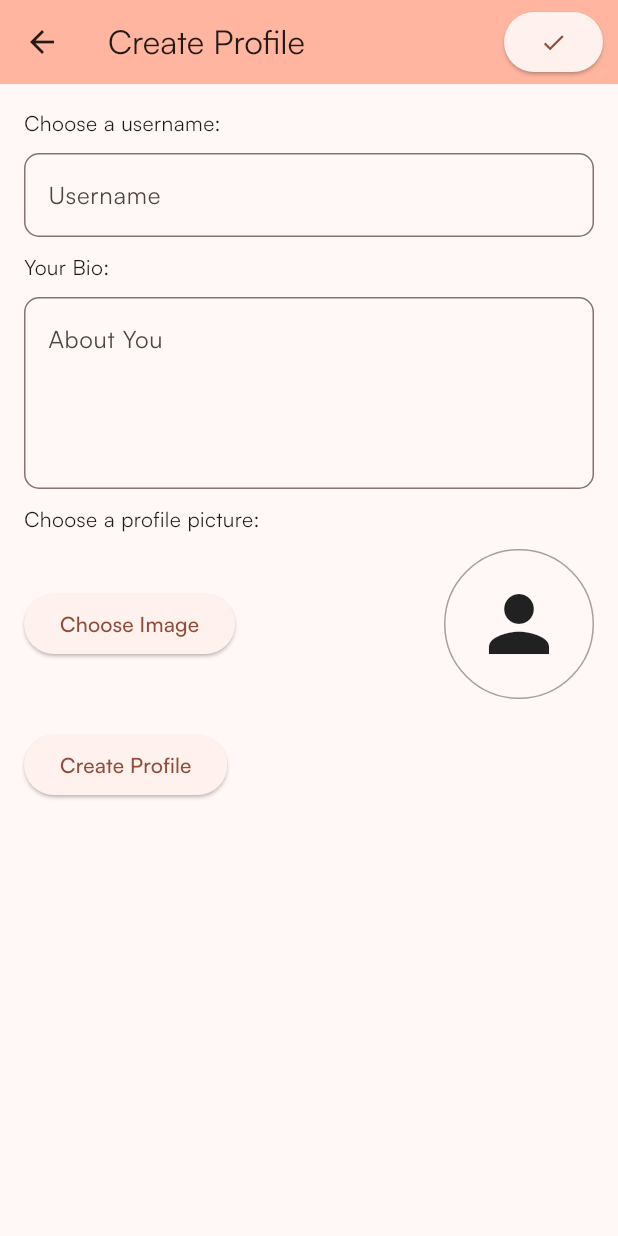
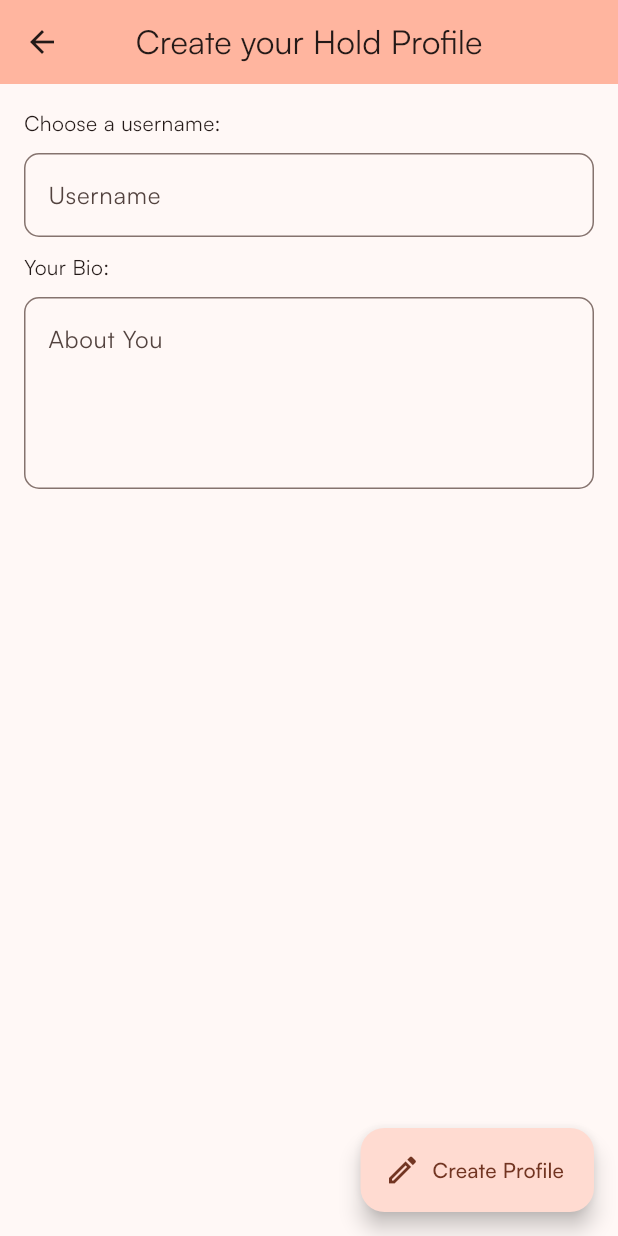
Before and after one commit to itcodehery/reddit_clone, a Flutter app: the ChooseProfile screen opened by its route, on a phone screen of 412 x 824 dp. Run offline on Flutter 3.47's test engine with Material 3 defaults, Android fonts, the phone set to English and light mode, and no system bars; our stand-ins replace cloud_firestore, firebase_auth, firebase_core, flutter_dotenv, image_picker, shared_preferences; missing offline and left inert: password_strength; accounts and stored records are empty; statements that could not run were skipped.

Commit message:
changed up a lot, cleaned up stuff

```diff
--- a/lib/components/hold_app_bar.dart
+++ b/lib/components/hold_app_bar.dart
@@ -1,5 +1,4 @@
 import 'package:flutter/material.dart';
-import 'package:reddit_clone/models/holduser.dart';
 import 'package:reddit_clone/pages/userprof/myprofile.dart';
 
 class HoldAppBar extends StatelessWidget {
@@ -29,7 +28,7 @@ class HoldAppBar extends StatelessWidget {
           icon: const Icon(Icons.account_circle_outlined),
           onPressed: () {
             Navigator.of(context).push(MaterialPageRoute(builder: (context) {
-              return Myprofile();
+              return const Myprofile();
             }));
           },
         ),
--- a/lib/local/shared_prefs_helper.dart
+++ b/lib/local/shared_prefs_user.dart
@@ -1,6 +1,6 @@
 import 'package:shared_preferences/shared_preferences.dart';
 
-class SharedPreferencesHelper {
+class SharedPreferencesUserHelper {
   static const String _kUsernameKey = 'username';
   static const String _kEmailKey = 'email';
   static const String _kHonorPointsKey = 'honorPoints';
--- a/lib/main.dart
+++ b/lib/main.dart
@@ -2,7 +2,7 @@ import 'package:firebase_core/firebase_core.dart';
 import 'package:flutter/material.dart';
 import 'package:provider/provider.dart';
 import 'package:reddit_clone/firebase_options.dart';
-import 'package:reddit_clone/helper/users_fetch.dart';
+import 'package:reddit_clone/helper/firebase_helper.dart';
 import 'package:reddit_clone/pages/authentication/choose_profile.dart';
 import 'package:reddit_clone/pages/communities.dart';
 import 'package:reddit_clone/pages/create/create_community.dart';
@@ -35,7 +35,10 @@ class MyApp extends StatefulWidget {
 }
 
 class _MyAppState extends State<MyApp> {
-  int currentIndex = 0;
+  @override
+  void initState() {
+    super.initState();
+  }
 
   @override
   Widget build(BuildContext context) {
--- a/lib/pages/authentication/choose_profile.dart
+++ b/lib/pages/authentication/choose_profile.dart
@@ -1,11 +1,9 @@
 import 'dart:io';
-
-import 'package:firebase_auth_rest/firebase_auth_rest.dart';
 import 'package:flutter/material.dart';
 import 'package:flutter/services.dart';
 import 'package:image_picker/image_picker.dart';
 import 'package:reddit_clone/helper/shared_prefs_helper.dart';
-import 'package:reddit_clone/helper/users_fetch.dart';
+import 'package:reddit_clone/helper/firebase_helper.dart';
 
 class ChooseProfile extends StatefulWidget {
   const ChooseProfile({Key? key}) : super(key: key);
@@ -17,19 +15,19 @@ class ChooseProfile extends StatefulWidget {
 class ChooseProfileState extends State<ChooseProfile> {
   TextEditingController usernameController = TextEditingController();
   TextEditingController aboutYouController = TextEditingController();
-  var _formKey = GlobalKey<FormState>();
+  final _formKey = GlobalKey<FormState>();
 
   //file to store the image
-  File? _image;
+  File? image;
   final _picker = ImagePicker();
 
   //to open the image picker
-  Future<void> _openImagePicker() async {
+  Future<void> openImagePicker() async {
     final XFile? pickedFile =
         await _picker.pickImage(source: ImageSource.gallery);
     if (pickedFile != null) {
       setState(() {
-        _image = File(pickedFile.path);
+        image = File(pickedFile.path);
       });
     }
   }
@@ -38,16 +36,9 @@ class ChooseProfileState extends State<ChooseProfile> {
   Widget build(BuildContext context) {
     return Scaffold(
       appBar: AppBar(
-          title: const Text('Create Profile'),
+        title: const Text('Create your Hold Profile'),
+        centerTitle: true,
         backgroundColor: Theme.of(context).colorScheme.inversePrimary,
-          actions: [
-            ElevatedButton(
-                onPressed: () {
-                  Navigator.of(context).pushReplacementNamed('/widget_core');
-                },
-                child: const Icon(Icons.check)),
-            const SizedBox(width: 10),
-          ],
       ),
       body: SingleChildScrollView(
         child: Form(
@@ -102,65 +93,36 @@ class ChooseProfileState extends State<ChooseProfile> {
                     return null;
                   },
                 ),
-                  const SizedBox(height: 10),
-                  const Text('Choose a profile picture:'),
-                  const SizedBox(height: 10),
-                  Center(
-                    child: Row(
-                      children: [
-                        ElevatedButton(
-                            onPressed: _openImagePicker,
-                            child: const Text('Choose Image')),
-                        const Spacer(),
-                        Container(
-                            height: 100,
-                            width: 100,
-                            decoration: BoxDecoration(
-                              borderRadius: BorderRadius.circular(100),
-                              border: Border.all(
-                                color: Colors.black.withAlpha(90),
-                                width: 1,
-                              ),
-                            ),
-                            child: _image != null
-                                ? Image.file(
-                                    _image!,
-                                    fit: BoxFit.cover,
-                                    width: 100,
-                                    height: 100,
-                                  )
-                                : const Icon(Icons.person, size: 60)),
               ],
             ),
           ),
-                  const SizedBox(height: 20),
-                  ElevatedButton(
+        ),
+      ),
+      floatingActionButton: FloatingActionButton.extended(
         onPressed: () async {
           if (_formKey.currentState!.validate()) {
             //save the user data
-                        saveUserData(
+            FirebaseHelper()
+                .saveUserData(
               usernameController.text,
               aboutYouController.text,
               0,
-                        ).then((_) {
-                          SharedPreferencesHelper.saveBool(
-                              true, 'profileCreated');
+            )
+                .then((_) {
+              SharedPreferencesHelper.saveBool(true, 'profileCreated');
               ScaffoldMessenger.of(context).showSnackBar(
                 const SnackBar(
                   content: Text('Profile Created!'),
                   duration: Duration(seconds: 3),
                 ),
               );
-                        }).then((_) => Navigator.of(context)
-                            .pushReplacementNamed('/widget_core'));
+            }).then((_) =>
+                    Navigator.of(context).pushReplacementNamed('/widget_core'));
           }
         },
-                    child: const Text('Create Profile'),
+        icon: const Icon(Icons.create_outlined),
+        label: const Text('Create Profile'),
       ),
-                ],
-              ),
-            ),
-          ),
-        ));
+    );
   }
 }
--- a/lib/pages/create/create_post.dart
+++ b/lib/pages/create/create_post.dart
@@ -24,7 +24,7 @@ class CreatePostState extends State<CreatePost> {
   TextEditingController titleController = TextEditingController();
   TextEditingController contentController = TextEditingController();
 
-  void savePost() async {
+  Future<void> savePost() async {
     if (_selectedSubhold == null) {
       // Handle case where no subhold is selected
       return;
@@ -36,7 +36,7 @@ class CreatePostState extends State<CreatePost> {
 
     // Create a map to store post data
     final postData = {
-      'author': context.watch<MainUserProvider>().username,
+      'author': context.watch<MainUserProvider>().user?.username,
       'title': title,
       'content': content,
       'subholdId':
@@ -56,7 +56,6 @@ class CreatePostState extends State<CreatePost> {
       // Optionally clear post information or show success message
     }).catchError((error) {
       debugPrint('Error saving post: $error');
-      return Future<Null>.value();
     });
   }
 
--- a/lib/pages/home.dart
+++ b/lib/pages/home.dart
@@ -58,7 +58,7 @@ class _MyHomePageState extends State<MyHomePage> {
                   children: [
                     const Text('the hold'),
                     Text(
-                      "u/${context.watch<MainUserProvider>().username}",
+                      "u/${context.watch<MainUserProvider>().user?.username}",
                       style: const TextStyle(
                         fontWeight: FontWeight.bold,
                         fontSize: 18,
@@ -67,7 +67,7 @@ class _MyHomePageState extends State<MyHomePage> {
                       ),
                     ),
                     Text(
-                        "${context.watch<MainUserProvider>().honorpoints.toString()} honor"),
+                        "${context.watch<MainUserProvider>().user?.honor.toString()} honor"),
                   ],
                 )),
             ListTile(
--- a/lib/pages/people.dart
+++ b/lib/pages/people.dart
@@ -1,5 +1,5 @@
 import 'package:flutter/material.dart';
-import 'package:reddit_clone/helper/users_fetch.dart';
+import 'package:reddit_clone/helper/firebase_helper.dart';
 import 'package:reddit_clone/models/holduser.dart';
 
 class People extends StatefulWidget {
@@ -17,7 +17,7 @@ class _PeopleState extends State<People> {
     // returns a list of all users with username and email
     return Scaffold(
       body: FutureBuilder<List<HoldUser>>(
-        future: getUsers(),
+        future: FirebaseHelper().getUsers(),
         builder: (context, snapshot) {
           if (snapshot.connectionState == ConnectionState.waiting) {
             return const Center(child: CircularProgressIndicator());
--- a/lib/provider/main_user_provider.dart
+++ b/lib/provider/main_user_provider.dart
@@ -1,39 +1,16 @@
 import 'package:flutter/material.dart';
-import 'package:reddit_clone/helper/users_fetch.dart';
+import 'package:reddit_clone/helper/firebase_helper.dart';
+import 'package:firebase_auth/firebase_auth.dart';
 import 'package:reddit_clone/models/holduser.dart';
 
 class MainUserProvider extends ChangeNotifier {
-  String username = "username";
-  String bio = "bio";
-  String email = "email";
-  int honorpoints = 0;
-  String userID = "HOLD117";
+  HoldUser? user;
 
-  MainUserProvider({
-    this.username = "username",
-    this.bio = "bio",
-    this.email = "email",
-    this.honorpoints = 0,
-    this.userID = "HOLD117",
-  });
+  MainUserProvider({this.user});
 
-  void getMainUser() async {
-    HoldUser? user = await getUserData();
-    if (user != null) {
-      username = user.username;
-      bio = user.bio;
-      email = user.email;
-      honorpoints = user.honor;
-      userID = user.userId;
-    }
-    notifyListeners();
-  }
-
-  void updateMainUser(String username, String bio, int honorpoints) {
-    this.username = username;
-    this.bio = bio;
-    this.honorpoints = honorpoints;
-    saveUserData(username, bio, honorpoints);
-    notifyListeners();
+  Future<void> initializeUserIntoProvider({required User user}) async {
+    // Fetch user data from Firebase
+    final HoldUser mainuser = await FirebaseHelper().getUser(user.uid);
+    this.user = mainuser;
   }
 }
--- a/lib/provider/profile_provider.dart
+++ b/lib/provider/profile_provider.dart
@@ -6,13 +6,13 @@ class ProfileProvider extends ChangeNotifier {
 
   ProfileProvider({this.isProfileCreated = false});
 
-  void changeProfileCreated() async {
+  Future<void> changeProfileCreated() async {
     isProfileCreated = true;
     SharedPreferencesHelper.saveBool(isProfileCreated, "profile created");
     notifyListeners();
   }
 
-  void getProfileCreated() async {
+  Future<void> getProfileCreated() async {
     isProfileCreated = await SharedPreferencesHelper.getBool("profile created");
   }
 }
```
Also changed, not shown: lib/helper/firebase_helper.dart (added, +98 -0 lines), lib/helper/users_fetch.dart (deleted, +0 -77 lines), lib/pages/authentication/login.dart (+57 -9 lines), lib/pages/userprof/myprofile.dart (+8 -4 lines), lib/widget_tree.dart (+6 -7 lines). Lines whose indentation alone changed are shown as unchanged.
